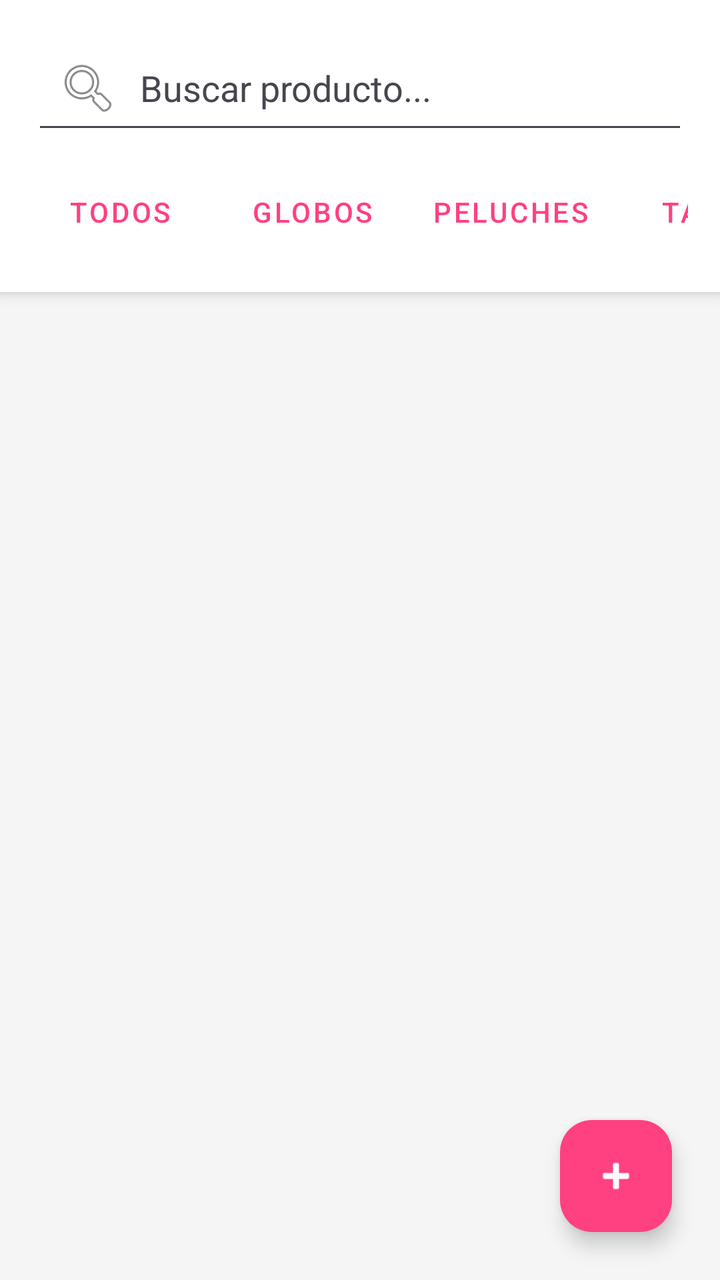
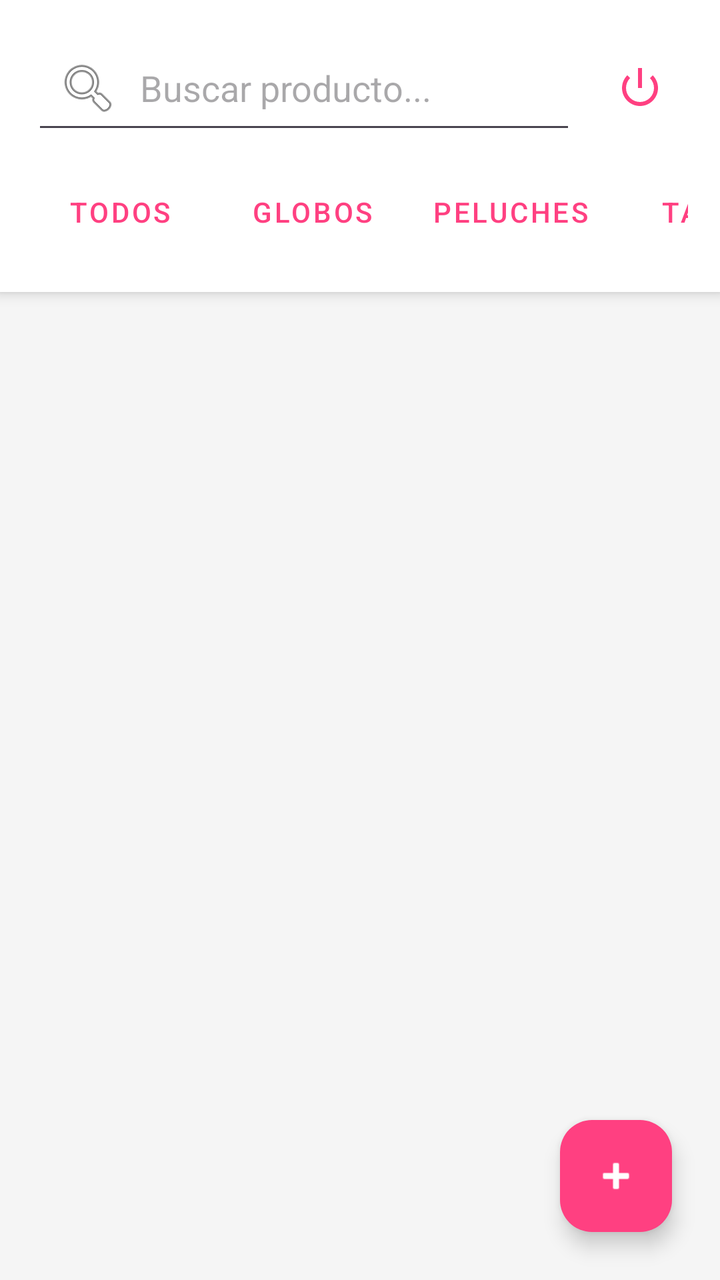

Compare the two renders of this Android layout. The source of the first and the diff that turns it into the second are given below.
<!-- AndroidManifest.xml: application theme Theme.Proyecto -->
<!-- res/layout/activity_main.xml -->
<?xml version="1.0" encoding="utf-8"?>
<RelativeLayout xmlns:android="http://schemas.android.com/apk/res/android"
    xmlns:tools="http://schemas.android.com/tools"
    xmlns:app="http://schemas.android.com/apk/res-auto"
    android:id="@+id/main"
    android:layout_width="match_parent"
    android:layout_height="match_parent"
    android:background="?android:attr/windowBackground">



    <LinearLayout
        android:id="@+id/header"
        android:layout_width="match_parent"
        android:layout_height="wrap_content"
        android:orientation="vertical"
        android:padding="16dp"
        android:background="?attr/colorSurface"
        android:elevation="4dp">

        <EditText
            android:id="@+id/searchFilter"
            android:layout_width="match_parent"
            android:layout_height="wrap_content"
            android:hint="@string/buscar_producto"
            android:drawableStart="@android:drawable/ic_menu_search"
            android:drawablePadding="10dp"
            android:padding="12dp"
            android:textColor="?android:attr/textColorPrimary"
            android:textColorHint="?android:attr/textColorSecondary"
            android:background="?android:attr/editTextBackground"
            android:importantForAutofill="no"
            android:inputType="text" />

        <HorizontalScrollView
            android:layout_width="match_parent"
            android:layout_height="wrap_content"
            android:layout_marginTop="10dp"
            android:scrollbars="none">

            <LinearLayout
                android:layout_width="wrap_content"
                android:layout_height="wrap_content"
                android:orientation="horizontal">

                <Button
                    android:id="@+id/btnTodos"
                    style="@style/Widget.MaterialComponents.Button.TextButton"
                    android:layout_width="wrap_content"
                    android:layout_height="wrap_content"
                    android:layout_marginEnd="8dp"
                    android:text="Todos"
                    android:textColor="?attr/colorPrimary" />

                <Button
                    android:id="@+id/btnGlobos"
                    style="@style/Widget.MaterialComponents.Button.TextButton"
                    android:layout_width="wrap_content"
                    android:layout_height="wrap_content"
                    android:layout_marginEnd="8dp"
                    android:text="Globos"
                    android:textColor="?attr/colorPrimary" />

                <Button
                    android:id="@+id/btnPeluches"
                    style="@style/Widget.MaterialComponents.Button.TextButton"
                    android:layout_width="wrap_content"
                    android:layout_height="wrap_content"
                    android:layout_marginEnd="8dp"
                    android:text="Peluches"
                    android:textColor="?attr/colorPrimary" />

                <Button
                    android:id="@+id/btnTazas"
                    style="@style/Widget.MaterialComponents.Button.TextButton"
                    android:layout_width="wrap_content"
                    android:layout_height="wrap_content"
                    android:layout_marginEnd="8dp"
                    android:text="Tazas"
                    android:textColor="?attr/colorPrimary" />
                <Button
                    android:id="@+id/btnJuegos"
                    style="@style/Widget.MaterialComponents.Button.TextButton"
                    android:layout_width="wrap_content"
                    android:layout_height="wrap_content"
                    android:text="Juegos" />

                <Button
                    android:id="@+id/btnFlores"
                    style="@style/Widget.MaterialComponents.Button.TextButton"
                    android:layout_width="wrap_content"
                    android:layout_height="wrap_content"
                    android:text="Flores" />
            </LinearLayout>
        </HorizontalScrollView>
    </LinearLayout>

    <androidx.recyclerview.widget.RecyclerView
        android:id="@+id/rvProducts"
        android:layout_width="match_parent"
        android:layout_height="match_parent"
        android:layout_below="@id/header"
        android:padding="8dp"
        android:clipToPadding="false"
        tools:listitem="@layout/activity_item_producto" />

    <com.google.android.material.floatingactionbutton.FloatingActionButton
        android:id="@+id/fabCart"
        android:layout_width="wrap_content"
        android:layout_height="wrap_content"
        android:layout_alignParentBottom="true"
        android:layout_alignParentEnd="true"
        android:layout_margin="24dp"
        app:srcCompat="@android:drawable/ic_input_add"
        app:backgroundTint="?attr/colorPrimary"
        app:tint="@color/white"
        android:contentDescription="Ir al carrito" />

</RelativeLayout>
<!-- res/layout/activity_item_producto.xml (included above) -->
<?xml version="1.0" encoding="utf-8"?>
<androidx.cardview.widget.CardView xmlns:android="http://schemas.android.com/apk/res/android"
    xmlns:tools="http://schemas.android.com/tools"
    android:id="@+id/main"
    xmlns:app="http://schemas.android.com/apk/res-auto"
    android:layout_width="match_parent"
    android:layout_height="wrap_content"
    android:layout_margin="8dp"
    app:cardCornerRadius="12dp"
    app:cardElevation="4dp"
    app:cardBackgroundColor="?attr/colorSurface">
    <LinearLayout
        android:layout_width="match_parent"
        android:layout_height="wrap_content"
        android:orientation="vertical">

        <ImageView
            android:id="@+id/imgProduct"
            android:layout_width="match_parent"
            android:layout_height="150dp"
            android:scaleType="centerCrop"
            android:src="@drawable/descarga"
            tools:ignore="ContentDescription" />

        <LinearLayout
            android:layout_width="match_parent"
            android:layout_height="wrap_content"
            android:orientation="vertical"
            android:padding="10dp">

            <TextView
                android:id="@+id/txtName"
                android:layout_width="match_parent"
                android:layout_height="wrap_content"
                android:textStyle="bold"
                android:textSize="16sp"
                android:textColor="?android:attr/textColorPrimary" /> <LinearLayout
            android:layout_width="match_parent"
            android:layout_height="wrap_content"
            android:orientation="horizontal"
            android:gravity="center_vertical">

            <TextView
                android:id="@+id/txtPrice"
                android:layout_width="0dp"
                android:layout_height="wrap_content"
                android:layout_weight="1"
                android:textColor="@color/primary"
                android:textSize="14sp" />

            <ImageButton
                android:id="@+id/btnEliminar"
                android:layout_width="40dp"
                android:layout_height="40dp"
                android:background="?attr/selectableItemBackgroundBorderless"
                android:src="@android:drawable/ic_menu_delete"
                android:contentDescription="@string/eliminar"
                app:tint="?android:attr/textColorSecondary" />

        </LinearLayout>
    </LinearLayout>
</LinearLayout>
</androidx.cardview.widget.CardView>
<!-- resources referenced by this layout -->
<resources>
  <color name="primary">#FF4081</color>
  <color name="white">#FFFFFF</color>
  <!-- drawable descarga: jpg bitmap (drawable, 8506 bytes) -->
  <string name="buscar_producto">Buscar producto...</string>
  <string name="eliminar">Eliminar</string>
  <style name="Theme.Proyecto" parent="Base.Theme.Proyecto" />
  <style name="Base.Theme.Proyecto" parent="Theme.Material3.DayNight.NoActionBar">
          <item name="colorPrimary">@color/primary</item>
          <item name="colorOnPrimary">@color/white</item>
          <item name="android:windowBackground">@color/background_gray</item>
          <item name="colorSurface">@color/white</item>
          <item name="colorOnSurface">@color/text_dark</item>
          <item name="android:statusBarColor">@color/primary</item>
      </style>
  <color name="background_gray">#F5F5F5</color>
  <color name="text_dark">#212121</color>
</resources>

<!-- the commit's change to res/layout/activity_main.xml (unified diff, before → after) -->
@@ -18,19 +18,35 @@
         android:background="?attr/colorSurface"
         android:elevation="4dp">
 
-        <EditText
-            android:id="@+id/searchFilter"
+        <RelativeLayout
             android:layout_width="match_parent"
-            android:layout_height="wrap_content"
-            android:hint="@string/buscar_producto"
-            android:drawableStart="@android:drawable/ic_menu_search"
-            android:drawablePadding="10dp"
-            android:padding="12dp"
-            android:textColor="?android:attr/textColorPrimary"
-            android:textColorHint="?android:attr/textColorSecondary"
-            android:background="?android:attr/editTextBackground"
-            android:importantForAutofill="no"
-            android:inputType="text" />
+            android:layout_height="wrap_content">
+
+            <EditText
+                android:id="@+id/searchFilter"
+                android:layout_width="match_parent"
+                android:layout_height="wrap_content"
+                android:layout_toStartOf="@+id/btnLogout"
+                android:layout_marginEnd="8dp"
+                android:hint="@string/buscar_producto"
+                android:drawableStart="@android:drawable/ic_menu_search"
+                android:drawablePadding="10dp"
+                android:padding="12dp"
+                android:textColor="?android:attr/textColorPrimary"
+                android:background="?android:attr/editTextBackground"
+                android:inputType="text" />
+
+            <ImageButton
+                android:id="@+id/btnLogout"
+                android:layout_width="48dp"
+                android:layout_height="48dp"
+                android:layout_alignParentEnd="true"
+                android:layout_centerVertical="true"
+                android:background="?attr/selectableItemBackgroundBorderless"
+                android:contentDescription="Cerrar sesión"
+                android:src="@android:drawable/ic_lock_power_off"
+                app:tint="?attr/colorPrimary" />
+        </RelativeLayout>
 
         <HorizontalScrollView
             android:layout_width="match_parent"
@@ -49,8 +65,7 @@
                     android:layout_width="wrap_content"
                     android:layout_height="wrap_content"
                     android:layout_marginEnd="8dp"
-                    android:text="Todos"
-                    android:textColor="?attr/colorPrimary" />
+                    android:text="Todos" />
 
                 <Button
                     android:id="@+id/btnGlobos"
@@ -58,8 +73,7 @@
                     android:layout_width="wrap_content"
                     android:layout_height="wrap_content"
                     android:layout_marginEnd="8dp"
-                    android:text="Globos"
-                    android:textColor="?attr/colorPrimary" />
+                    android:text="Globos" />
 
                 <Button
                     android:id="@+id/btnPeluches"
@@ -67,8 +81,7 @@
                     android:layout_width="wrap_content"
                     android:layout_height="wrap_content"
                     android:layout_marginEnd="8dp"
-                    android:text="Peluches"
-                    android:textColor="?attr/colorPrimary" />
+                    android:text="Peluches" />
 
                 <Button
                     android:id="@+id/btnTazas"
@@ -76,8 +89,8 @@
                     android:layout_width="wrap_content"
                     android:layout_height="wrap_content"
                     android:layout_marginEnd="8dp"
-                    android:text="Tazas"
-                    android:textColor="?attr/colorPrimary" />
+                    android:text="Tazas" />
+
                 <Button
                     android:id="@+id/btnJuegos"
                     style="@style/Widget.MaterialComponents.Button.TextButton"
